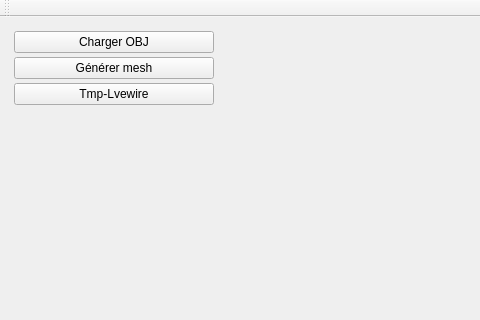
Above: projetQt/mainwindow.ui from MABILYJohan/PFE_Livewire before the change; both pictures show x 0 to 480 and y 0 to 320 of the 632 by 408 pixel window. Below: the same form after it.
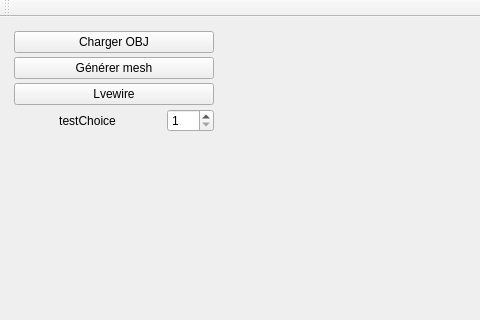
That is the form after the change. Custom widgets are drawn as their Qt base class.

Commit message: ajout choix de test dans interface

Patch:
```diff
--- a/projetQt/mainwindow.ui
+++ b/projetQt/mainwindow.ui
@@ -14,7 +14,7 @@
    <string>MainWindow</string>
   </property>
   <widget class="QWidget" name="centralWidget">
-   <layout class="QHBoxLayout" name="horizontalLayout">
+   <layout class="QHBoxLayout" name="horizontalLayout_2">
     <item>
      <widget class="QWidget" name="widget_2" native="true">
       <property name="sizePolicy">
@@ -68,10 +68,40 @@
        <item>
         <widget class="QPushButton" name="pushButton_livewire">
          <property name="text">
-          <string>Tmp-Lvewire</string>
+          <string>Lvewire</string>
          </property>
         </widget>
        </item>
+       <item>
+        <layout class="QHBoxLayout" name="horizontalLayout">
+         <item>
+          <widget class="QLabel" name="label">
+           <property name="sizePolicy">
+            <sizepolicy hsizetype="Expanding" vsizetype="Preferred">
+             <horstretch>0</horstretch>
+             <verstretch>0</verstretch>
+            </sizepolicy>
+           </property>
+           <property name="text">
+            <string>testChoice</string>
+           </property>
+           <property name="alignment">
+            <set>Qt::AlignCenter</set>
+           </property>
+          </widget>
+         </item>
+         <item>
+          <widget class="QSpinBox" name="spinBox">
+           <property name="minimum">
+            <number>1</number>
+           </property>
+           <property name="maximum">
+            <number>100</number>
+           </property>
+          </widget>
+         </item>
+        </layout>
+       </item>
        <item>
         <spacer name="verticalSpacer">
          <property name="orientation">
```
The commit also changes 17 other files.
